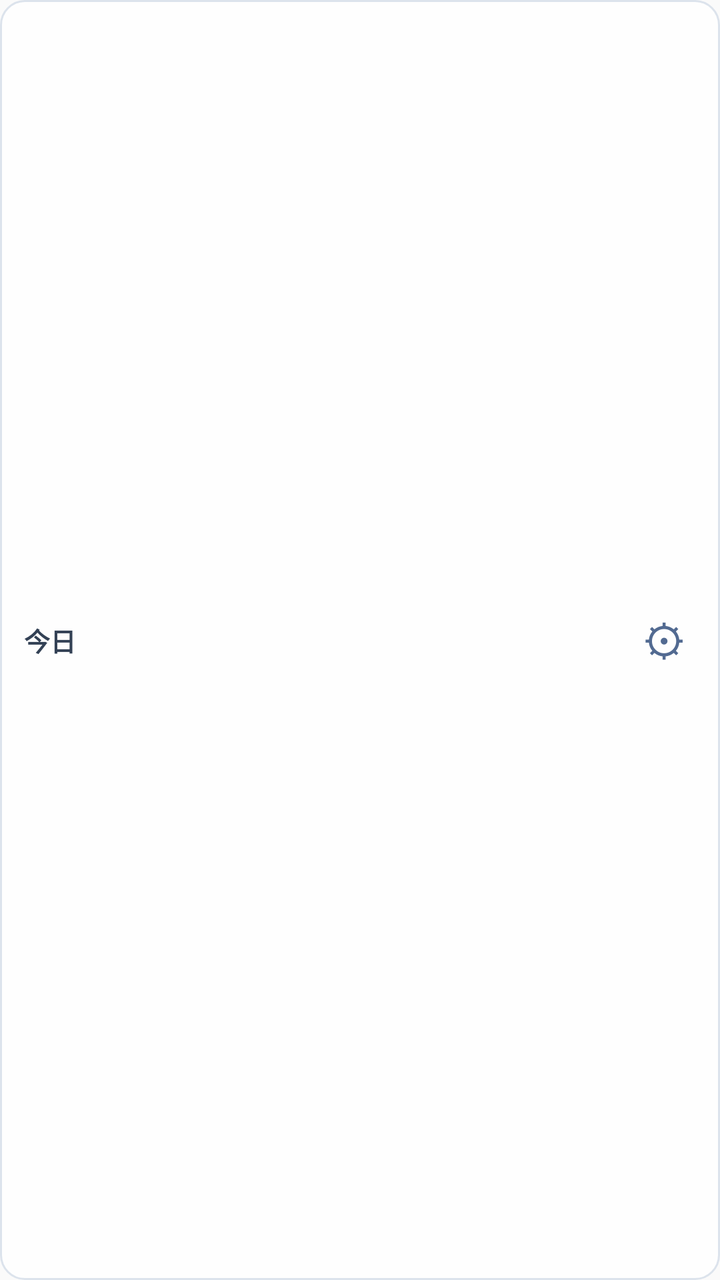
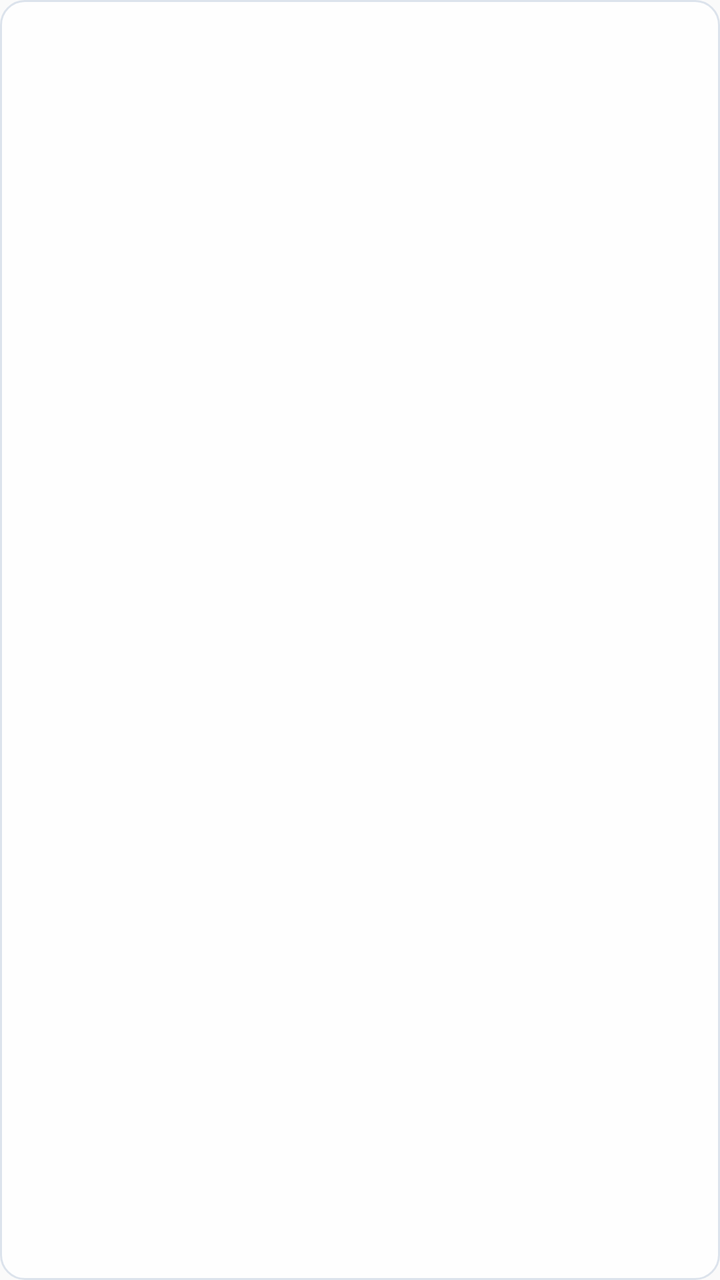

Before-and-after screenshots of an Android layout around one commit, followed by the original layout XML and the change that was made.
<!-- AndroidManifest.xml: application theme android:Theme.Material.Light.NoActionBar -->
<!-- res/layout/main_widget_compact.xml -->
<LinearLayout xmlns:android="http://schemas.android.com/apk/res/android"
    android:id="@+id/widget_root" android:layout_width="match_parent" android:layout_height="match_parent"
    android:orientation="horizontal" android:gravity="center_vertical" android:paddingStart="12dp" android:paddingEnd="4dp" android:background="@drawable/main_widget_background">
    <TextView android:id="@+id/widget_title" android:layout_width="wrap_content" android:layout_height="48dp" android:gravity="center_vertical" android:paddingEnd="8dp" android:text="今日" android:textStyle="bold" android:textSize="13sp" android:textColor="#334155" />
    <LinearLayout android:layout_width="0dp" android:layout_weight="1" android:layout_height="match_parent" android:gravity="center_vertical" android:orientation="vertical">
        <TextView android:id="@+id/widget_empty" android:layout_width="match_parent" android:layout_height="wrap_content" android:maxLines="1" android:ellipsize="end" android:textColor="#526A91" android:textSize="12sp" />
        <LinearLayout android:id="@+id/widget_rows" android:layout_width="match_parent" android:layout_height="wrap_content" android:orientation="vertical" />
    </LinearLayout>
    <TextView android:id="@+id/widget_settings" android:layout_width="48dp" android:layout_height="48dp" android:gravity="center" android:text="⚙" android:contentDescription="选择显示的活动" android:textSize="22sp" android:textColor="#526A91" />
</LinearLayout>
<!-- resources referenced by this layout -->
<resources>
  <!-- drawable main_widget_background (drawable) -->
  <shape xmlns:android="http://schemas.android.com/apk/res/android">
      <solid android:color="#D9FFFFFF" />
      <stroke android:width="1dp" android:color="#DCE3EC" />
      <corners android:radius="12dp" />
  </shape>
</resources>

<!-- the commit's change to res/layout/main_widget_compact.xml (unified diff, before → after) -->
@@ -1,10 +1,7 @@
 <LinearLayout xmlns:android="http://schemas.android.com/apk/res/android"
     android:id="@+id/widget_root" android:layout_width="match_parent" android:layout_height="match_parent"
-    android:orientation="horizontal" android:gravity="center_vertical" android:paddingStart="12dp" android:paddingEnd="4dp" android:background="@drawable/main_widget_background">
-    <TextView android:id="@+id/widget_title" android:layout_width="wrap_content" android:layout_height="48dp" android:gravity="center_vertical" android:paddingEnd="8dp" android:text="今日" android:textStyle="bold" android:textSize="13sp" android:textColor="#334155" />
-    <LinearLayout android:layout_width="0dp" android:layout_weight="1" android:layout_height="match_parent" android:gravity="center_vertical" android:orientation="vertical">
-        <TextView android:id="@+id/widget_empty" android:layout_width="match_parent" android:layout_height="wrap_content" android:maxLines="1" android:ellipsize="end" android:textColor="#526A91" android:textSize="12sp" />
-        <LinearLayout android:id="@+id/widget_rows" android:layout_width="match_parent" android:layout_height="wrap_content" android:orientation="vertical" />
-    </LinearLayout>
-    <TextView android:id="@+id/widget_settings" android:layout_width="48dp" android:layout_height="48dp" android:gravity="center" android:text="⚙" android:contentDescription="选择显示的活动" android:textSize="22sp" android:textColor="#526A91" />
+    android:orientation="horizontal" android:gravity="center_vertical" android:paddingStart="12dp" android:paddingEnd="12dp" android:background="@drawable/main_widget_background">
+    <TextView android:id="@+id/widget_empty" android:layout_width="0dp" android:layout_weight="1" android:layout_height="wrap_content" android:maxLines="1" android:ellipsize="end" android:textColor="#526A91" android:textSize="15sp" />
+    <LinearLayout android:id="@+id/widget_rows" android:layout_width="0dp" android:layout_weight="1" android:layout_height="wrap_content" android:orientation="vertical" />
+    <TextView android:id="@+id/widget_more" android:layout_width="wrap_content" android:layout_height="wrap_content" android:paddingStart="6dp" android:textColor="#526A91" android:textSize="13sp" />
 </LinearLayout>
